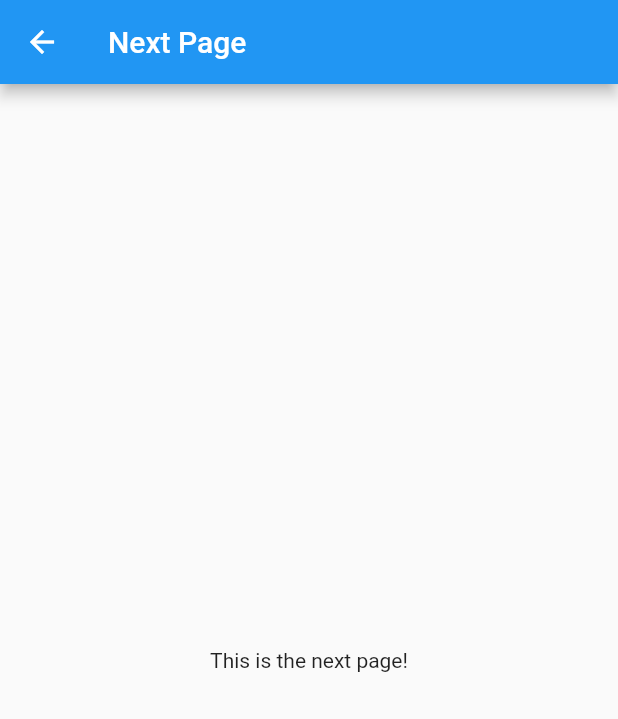
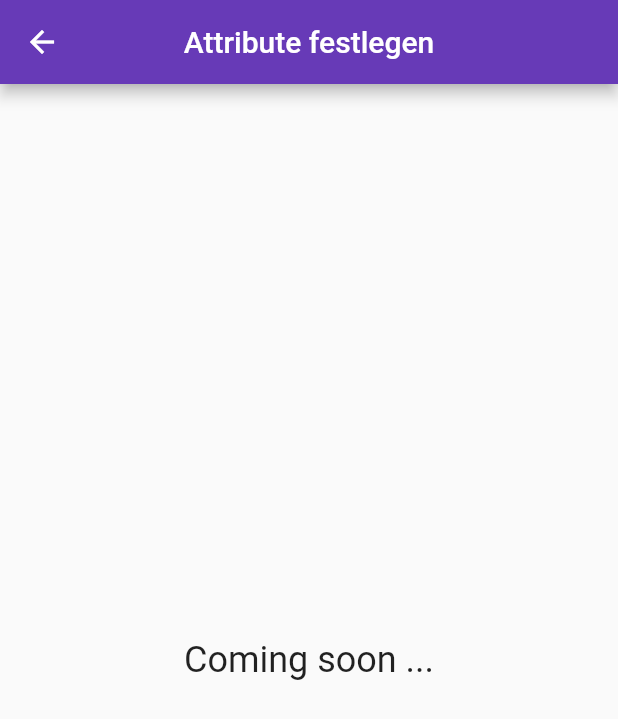
Before and after one commit to monocatz/GroupDice, a Flutter app: the screen it shows after launch, after a tap on "Weiter", on a phone screen of 412 x 824 dp. Shown: the top 719 px of the screen. Run offline on Flutter 3.47's test engine with Material 2 defaults, Android fonts, the light colour scheme and no system bars.

Commit message:
Base done :cat:

```diff
--- a/groupdice/lib/main.dart
+++ b/groupdice/lib/main.dart
@@ -1,4 +1,5 @@
 import 'package:flutter/material.dart';
+import 'package:flutter/services.dart';
 
 void main() {
   runApp(MyApp());
@@ -8,8 +9,11 @@ class MyApp extends StatelessWidget {
   @override
   Widget build(BuildContext context) {
     return MaterialApp(
-      title: 'Flutter App',
+      title: "Let's Dice!",
       home: MyHomePage(),
+      theme:ThemeData(
+        primarySwatch: Colors.deepPurple,
+      )
     );
   }
 }
@@ -20,82 +24,87 @@ class MyHomePage extends StatefulWidget {
 }
 
 class _MyHomePageState extends State<MyHomePage> {
-  String _selectedOption1 = "Option 1";
-  String _selectedOption2 = "Option A";
-  TextEditingController _textEditingController = TextEditingController();
+  TextEditingController _textEditingController1 = TextEditingController();
+  TextEditingController _textEditingController2 = TextEditingController();
+  TextEditingController _textEditingController3 = TextEditingController();
 
   @override
   Widget build(BuildContext context) {
     return Scaffold(
       appBar: AppBar(
-        title: Text('Flutter App'),
+        title: Text('Group Dice'),
       ),
-      body: Padding(
-        padding: const EdgeInsets.all(16.0),
+      body: Container(
+        padding: EdgeInsets.all(16.0),
         child: Column(
           crossAxisAlignment: CrossAxisAlignment.stretch,
           children: [
-            TextField(
-              controller: _textEditingController,
-              decoration: InputDecoration(
-                hintText: "Enter text here",
+            Center(
+              child: Text(
+                'Projekt erstellen',
+                style: TextStyle(fontSize: 24.0),
               ),
             ),
             SizedBox(height: 16.0),
-            DropdownButton<String>(
-              value: _selectedOption1,
-              onChanged: (value) {
-                setState(() {
-                  _selectedOption1 = value!;
-                });
-              },
-              items: [
-                DropdownMenuItem(
-                  value: "Option 1",
-                  child: Text("Option 1"),
+            Text(
+              'Thema Projekt',
+              style: TextStyle(fontSize: 18.0),
             ),
-                DropdownMenuItem(
-                  value: "Option 2",
-                  child: Text("Option 2"),
+            SizedBox(height: 8.0),
+            TextField(
+              maxLength: 25,
+              controller: _textEditingController1,
+              decoration: InputDecoration(
+                hintText: "Wie soll das Projekt heißen?",
               ),
-                DropdownMenuItem(
-                  value: "Option 3",
-                  child: Text("Option 3"),
-                ),
-              ],
             ),
             SizedBox(height: 16.0),
-            DropdownButton<String>(
-              value: _selectedOption2,
-              onChanged: (value) {
-                setState(() {
-                  _selectedOption2 = value!;
-                });
-              },
-              items: [
-                DropdownMenuItem(
-                  value: "Option A",
-                  child: Text("Option A"),
+            Text(
+              'Anzahl der Personen (gesamt)',
+              style: TextStyle(fontSize: 18.0),
             ),
-                DropdownMenuItem(
-                  value: "Option B",
-                  child: Text("Option B"),
+            SizedBox(height: 8.0),
+            TextField(
+              maxLength: 3,
+              inputFormatters: [FilteringTextInputFormatter.digitsOnly],
+              controller: _textEditingController2,
+              decoration: InputDecoration(
+                hintText: "Wie viele Teilnehmer:innen gibt es?",
               ),
-                DropdownMenuItem(
-                  value: "Option C",
-                  child: Text("Option C"),
             ),
-              ],
+            SizedBox(height: 16.0),
+            Text(
+              'Maximale Gruppengröße',
+              style: TextStyle(fontSize: 18.0),
+            ),
+            SizedBox(height: 8.0),
+            TextField(
+              maxLength: 3,
+              inputFormatters: [FilteringTextInputFormatter.digitsOnly],
+              controller: _textEditingController3,
+              decoration: InputDecoration(
+                hintText: "Wie groß sollen die einzelnen Gruppen höchstens sein?",
+              ),
             ),
             SizedBox(height: 32.0),
             ElevatedButton(
               onPressed: () {
                 Navigator.push(
                   context,
-                  MaterialPageRoute(builder: (context) => NextPage()),
+                  MaterialPageRoute(builder: (context) => SecondPage()),
                 );
               },
               child: Text('Weiter'),
+              ),
+            SizedBox(height: 32.0),
+            ElevatedButton(
+              onPressed: () {
+                Navigator.push(
+                  context,
+                  MaterialPageRoute(builder: (context) => FirstPage()),
+                );
+              },
+              child: Text('Zurück'),
               ),
           ],
         ),
@@ -104,16 +113,44 @@ class _MyHomePageState extends State<MyHomePage> {
   }
 }
 
-class NextPage extends StatelessWidget {
+class SecondPage extends StatelessWidget {
   @override
   Widget build(BuildContext context) {
     return Scaffold(
       appBar: AppBar(
-        title: Text('Next Page'),
+        title: Text('Attribute festlegen'),
+        centerTitle: true,
       ),
-      body: Center(
-        child: Text('This is the next page!'),
+      body: Container(
+        padding: EdgeInsets.all(16.0),
+        child: Center(
+          child: Text(
+            'Coming soon ...',
+            style: TextStyle(fontSize: 24.0),
+          ),
+        ),
       ),
     );
   }
 }
+
+class FirstPage extends StatelessWidget {
+  @override
+  Widget build(BuildContext context) {
+    return Scaffold(
+      appBar: AppBar(
+        title: Text('Startseite'),
+        centerTitle: true,
+      ),
+      body: Container(
+        padding: EdgeInsets.all(16.0),
+        child: Center(
+          child: Text(
+            'Coming soon ...',
+            style: TextStyle(fontSize: 24.0),
+          ),
+        ),
+      ),
+    );
+  }
+}
```
Lines whose indentation alone changed are shown as unchanged.
